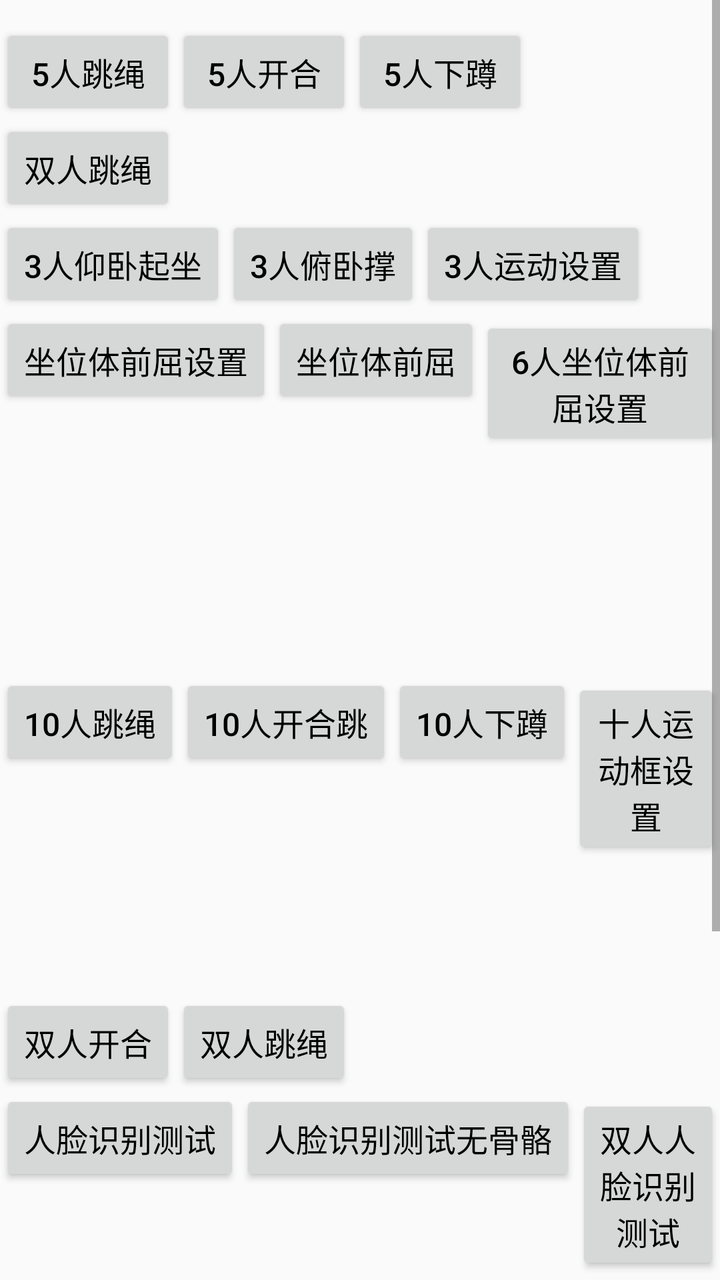
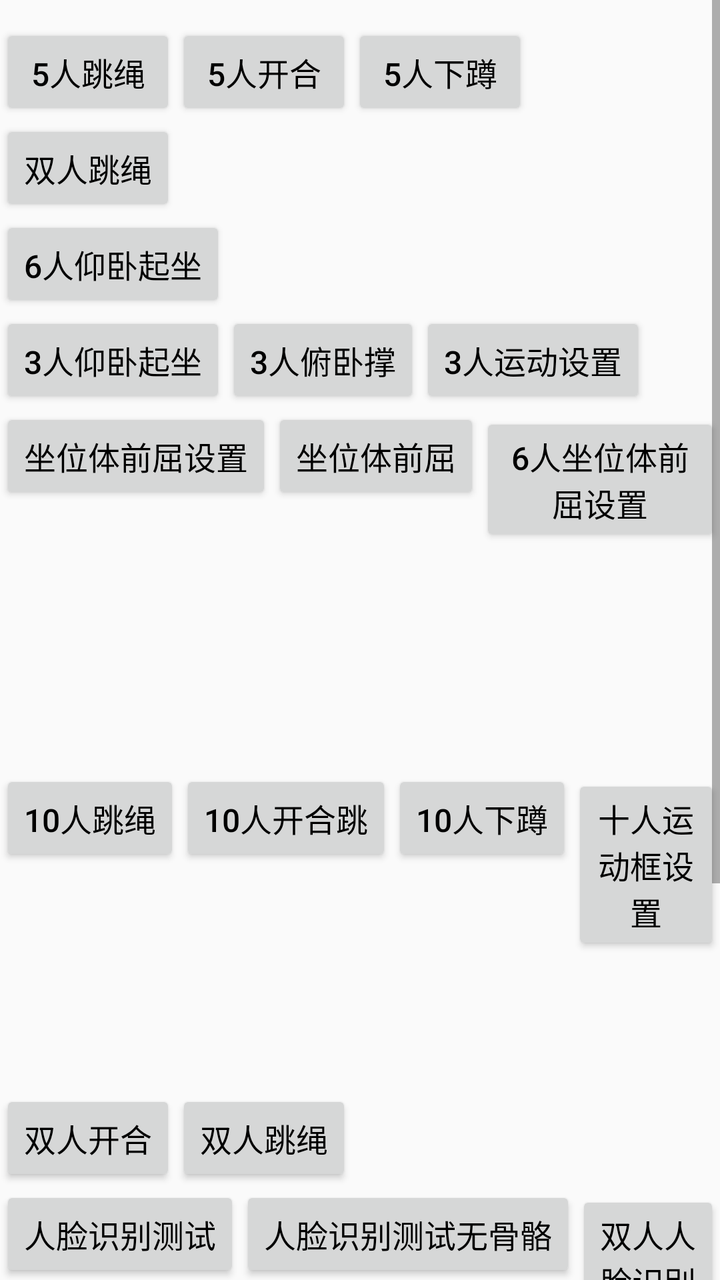

Compare the two renders of this Android layout. The source of the first and the diff that turns it into the second are given below.
<!-- AndroidManifest.xml: application theme AppTheme -->
<!-- res/layout/ac_main.xml -->
<?xml version="1.0" encoding="utf-8"?>
<androidx.constraintlayout.widget.ConstraintLayout xmlns:android="http://schemas.android.com/apk/res/android"
    xmlns:app="http://schemas.android.com/apk/res-auto"
    android:layout_width="match_parent"
    android:layout_height="match_parent">

    <ScrollView
        android:layout_width="match_parent"
        android:layout_height="match_parent"
        android:layout_centerHorizontal="true"
        android:scrollbars="vertical">

        <LinearLayout
            android:layout_width="wrap_content"
            android:layout_height="wrap_content"
            android:layout_centerInParent="true"
            android:orientation="vertical"
            android:paddingTop="12dp"
            android:paddingBottom="12dp">

            <LinearLayout
                android:layout_width="wrap_content"
                android:layout_height="wrap_content"
                android:orientation="horizontal">

                <Button
                    android:id="@+id/bnt_0"
                    android:layout_width="wrap_content"
                    android:layout_height="wrap_content"
                    android:text="5人跳绳"
                    android:textColor="@color/color_black"
                    android:textSize="16sp" />

                <Button
                    android:id="@+id/bnt_3"
                    android:layout_width="wrap_content"
                    android:layout_height="wrap_content"
                    android:text="5人开合"
                    android:textColor="@color/color_black"
                    android:textSize="16sp" />

                <Button
                    android:id="@+id/bnt_4"
                    android:layout_width="wrap_content"
                    android:layout_height="wrap_content"
                    android:text="5人下蹲"
                    android:textColor="@color/color_black"
                    android:textSize="16sp" />

            </LinearLayout>

            <LinearLayout
                android:layout_width="match_parent"
                android:layout_height="wrap_content"
                android:contentDescription="双人运动">

                <Button
                    android:id="@+id/btn_d_skip"
                    android:layout_width="wrap_content"
                    android:layout_height="wrap_content"
                    android:text="双人跳绳"
                    android:textColor="@color/color_black"
                    android:textSize="16sp" />
            </LinearLayout>
            <LinearLayout
                android:layout_width="wrap_content"
                android:layout_height="wrap_content">
                <Button
                    android:id="@+id/bnt_8"
                    android:layout_width="wrap_content"
                    android:layout_height="wrap_content"
                    android:text="3人仰卧起坐"
                    android:textColor="@color/color_black"
                    android:textSize="16sp" />

                <Button
                    android:id="@+id/bnt_9"
                    android:layout_width="wrap_content"
                    android:layout_height="wrap_content"
                    android:text="3人俯卧撑"
                    android:textColor="@color/color_black"
                    android:textSize="16sp" />

                <Button
                    android:id="@+id/btn_three_set"
                    android:layout_width="wrap_content"
                    android:layout_height="wrap_content"
                    android:text="3人运动设置"
                    android:textColor="@color/color_black"
                    android:textSize="16sp" />

            </LinearLayout>

            <LinearLayout
                android:layout_width="wrap_content"
                android:layout_height="wrap_content"
                android:orientation="horizontal">



                <Button
                    android:id="@+id/bnt_10"
                    android:layout_width="wrap_content"
                    android:layout_height="wrap_content"
                    android:text="坐位体前屈设置"
                    android:textColor="@color/color_black"
                    android:textSize="16sp" />

                <Button
                    android:id="@+id/bnt_zw"
                    android:layout_width="wrap_content"
                    android:layout_height="wrap_content"
                    android:text="坐位体前屈"
                    android:textColor="@color/color_black"
                    android:textSize="16sp" />

                <Button
                    android:id="@+id/btn_forward_6_set"
                    android:layout_width="wrap_content"
                    android:layout_height="wrap_content"
                    android:text="6人坐位体前屈设置"
                    android:textColor="@color/color_black"
                    android:textSize="16sp" />

                <Button
                    android:id="@+id/btn_forward_6"
                    android:layout_width="wrap_content"
                    android:layout_height="wrap_content"
                    android:text="6人坐位体前屈"
                    android:textColor="@color/color_black"
                    android:textSize="16sp" />

            </LinearLayout>

            <LinearLayout
                android:layout_width="wrap_content"
                android:layout_height="wrap_content"
                android:orientation="horizontal">

                <Button
                    android:id="@+id/bnt_11"
                    android:layout_width="wrap_content"
                    android:layout_height="wrap_content"
                    android:text="10人跳绳"
                    android:textColor="@color/color_black"
                    android:textSize="16sp" />

                <Button
                    android:id="@+id/btn_ten_open_close"
                    android:layout_width="wrap_content"
                    android:layout_height="wrap_content"
                    android:text="10人开合跳"
                    android:textColor="@color/color_black"
                    android:textSize="16sp" />

                <Button
                    android:id="@+id/btn_ten_squat"
                    android:layout_width="wrap_content"
                    android:layout_height="wrap_content"
                    android:text="10人下蹲"
                    android:textColor="@color/color_black"
                    android:textSize="16sp" />

                <Button
                    android:id="@+id/btn_10_region_set"
                    android:layout_width="wrap_content"
                    android:layout_height="wrap_content"
                    android:text="十人运动框设置"
                    android:textColor="@color/color_black"
                    android:textSize="16sp" />

                <Button
                    android:id="@+id/btn_ipc_set"
                    android:layout_width="wrap_content"
                    android:layout_height="wrap_content"
                    android:text="IPC设置"
                    android:textColor="@color/color_black"
                    android:textSize="16sp" />

                <Button
                    android:id="@+id/btn_ten_face"
                    android:layout_width="wrap_content"
                    android:layout_height="wrap_content"
                    android:text="十人人脸识别"
                    android:textColor="@color/color_black"
                    android:textSize="16sp" />
            </LinearLayout>

            <LinearLayout
                android:layout_width="wrap_content"
                android:layout_height="wrap_content"
                android:orientation="horizontal">

                <Button
                    android:id="@+id/bnt_12"
                    android:layout_width="wrap_content"
                    android:layout_height="wrap_content"
                    android:text="双人开合"
                    android:textColor="@color/color_black"
                    android:textSize="16sp" />

                <Button
                    android:id="@+id/bnt_13"
                    android:layout_width="wrap_content"
                    android:layout_height="wrap_content"
                    android:text="双人跳绳"
                    android:textColor="@color/color_black"
                    android:textSize="16sp" />

            </LinearLayout>

            <LinearLayout
                android:layout_width="wrap_content"
                android:layout_height="wrap_content">

                <Button
                    android:id="@+id/btn_face_test"
                    android:layout_width="wrap_content"
                    android:layout_height="wrap_content"
                    android:text="人脸识别测试"
                    android:textColor="@color/color_black"
                    android:textSize="16sp" />

                <Button
                    android:id="@+id/btn_face_test2"
                    android:layout_width="wrap_content"
                    android:layout_height="wrap_content"
                    android:text="人脸识别测试无骨骼"
                    android:textColor="@color/color_black"
                    android:textSize="16sp" />

                <Button
                    android:id="@+id/btn_double_face"
                    android:layout_width="wrap_content"
                    android:layout_height="wrap_content"
                    android:text="双人人脸识别测试"
                    android:textColor="@color/color_black"
                    android:textSize="16sp" />

                <Button
                    android:id="@+id/btn_pic_identify"
                    android:layout_width="wrap_content"
                    android:layout_height="wrap_content"
                    android:text="图片人脸识别"
                    android:textColor="@color/color_black"
                    android:textSize="16sp" />
            </LinearLayout>

            <LinearLayout
                android:layout_width="wrap_content"
                android:layout_height="wrap_content">

                <Button
                    android:id="@+id/btn_nfc_test"
                    android:layout_width="wrap_content"
                    android:layout_height="wrap_content"
                    android:text="NFC读卡测试"
                    android:textColor="@color/color_black"
                    android:textSize="16sp" />
            </LinearLayout>

            <LinearLayout
                android:layout_width="wrap_content"
                android:layout_height="wrap_content">

                <Button
                    android:id="@+id/btn_body_test"
                    android:layout_width="wrap_content"
                    android:layout_height="wrap_content"
                    android:text="框体测试"
                    android:textColor="@color/color_black"
                    android:textSize="16sp" />
            </LinearLayout>

            
            <LinearLayout
                android:layout_width="wrap_content"
                android:layout_height="wrap_content">

                <Button
                    android:id="@+id/btn_bmi_setting"
                    android:layout_width="wrap_content"
                    android:layout_height="wrap_content"
                    android:text="BMI设置"
                    android:textColor="@color/color_black"
                    android:textSize="16sp" />

                <Button
                    android:id="@+id/btn_bmi_sport"
                    android:layout_width="wrap_content"
                    android:layout_height="wrap_content"
                    android:text="BMI运动"
                    android:textColor="@color/color_black"
                    android:textSize="16sp" />

                <Button
                    android:id="@+id/btn_lung_setting"
                    android:layout_width="wrap_content"
                    android:layout_height="wrap_content"
                    android:text="肺活量设置"
                    android:textColor="@color/color_black"
                    android:textSize="16sp" />

                <Button
                    android:id="@+id/btn_lung_sport"
                    android:layout_width="wrap_content"
                    android:layout_height="wrap_content"
                    android:text="肺活量运动"
                    android:textColor="@color/color_black"
                    android:textSize="16sp" />
            </LinearLayout>

        </LinearLayout>

    </ScrollView>

    <TextView
        android:id="@+id/tv_org_id"
        android:layout_width="wrap_content"
        android:layout_height="wrap_content"
        android:layout_marginEnd="@dimen/dp_60"
        android:layout_marginBottom="@dimen/dp_60"
        app:layout_constraintBottom_toBottomOf="parent"
        app:layout_constraintEnd_toEndOf="parent" />
</androidx.constraintlayout.widget.ConstraintLayout>
<!-- resources referenced by this layout -->
<resources>
  <color name="color_black">#000000</color>
  <dimen name="dp_60">60dp</dimen>
  <style name="AppTheme" parent="Theme.AppCompat.DayNight.NoActionBar">
          <item name="colorPrimary">#00FFFF</item>
          <item name="colorPrimaryDark">#FFFFFF</item>
          <item name="colorAccent">#FFFF00</item>
          <item name="android:windowActionBar">false</item>
          <item name="android:windowNoTitle">true</item>
          <item name="android:windowContentTransitions">true</item>
          <item name="android:statusBarColor">@android:color/transparent</item>
          <item name="android:windowFullscreen">true</item>
          <item name="android:windowTranslucentNavigation">true</item>
          <item name="android:windowTranslucentStatus">true</item>
          <item name="android:windowDisablePreview">true</item>
      </style>
</resources>

<!-- the commit's change to res/layout/ac_main.xml (unified diff, before → after) -->
@@ -62,9 +62,25 @@
                     android:textColor="@color/color_black"
                     android:textSize="16sp" />
             </LinearLayout>
-            <LinearLayout
-                android:layout_width="wrap_content"
-                android:layout_height="wrap_content">
+
+            <LinearLayout
+                android:layout_width="match_parent"
+                android:layout_height="wrap_content"
+                android:contentDescription="双人运动">
+
+                <Button
+                    android:id="@+id/btn_six_ywqz"
+                    android:layout_width="wrap_content"
+                    android:layout_height="wrap_content"
+                    android:text="6人仰卧起坐"
+                    android:textColor="@color/color_black"
+                    android:textSize="16sp" />
+            </LinearLayout>
+
+            <LinearLayout
+                android:layout_width="wrap_content"
+                android:layout_height="wrap_content">
+
                 <Button
                     android:id="@+id/bnt_8"
                     android:layout_width="wrap_content"
@@ -95,7 +111,6 @@
                 android:layout_width="wrap_content"
                 android:layout_height="wrap_content"
                 android:orientation="horizontal">
-
 
 
                 <Button
